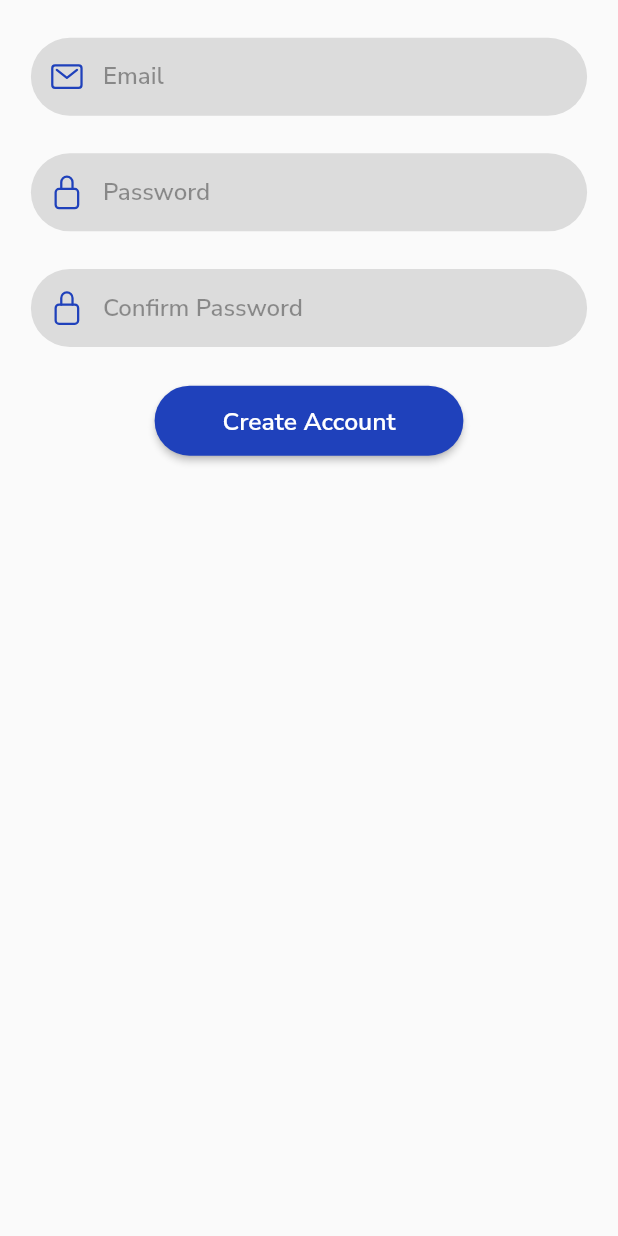
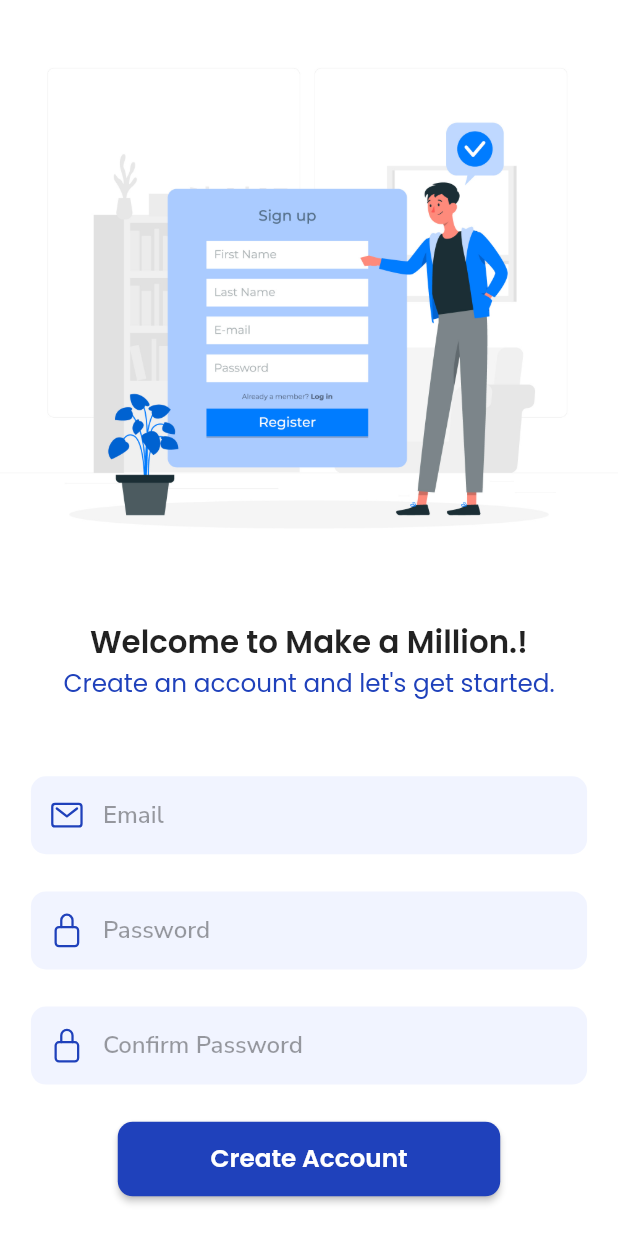
Before and after one commit to MSharooq/PitchTember-NITP, a Flutter app: the SignUpPage screen opened directly, on a phone screen of 412 x 824 dp. Run offline on Flutter 3.47's test engine with Material 2 defaults, Android fonts, the light colour scheme and no system bars; our stand-ins replace google_fonts, ionicons; network calls fail.

```diff
--- a/lib/View/SignUpPage.dart
+++ b/lib/View/SignUpPage.dart
@@ -33,9 +33,29 @@ class _SignUpPageState extends State<SignUpPage> {
   Widget build(BuildContext context) {
     final mediaQuery = MediaQuery.of(context).size;
     return Scaffold(
+      backgroundColor: Colors.white,
       body: SingleChildScrollView(
         child: Column(
           children: [
+            Image.asset(
+              "assets/images/signup.jpg",
+              fit: BoxFit.cover,
+            ),
+            Text(
+              "Welcome to Make a Million.!",
+              style: GoogleFonts.poppins(
+                  fontWeight: FontWeight.w600, fontSize: mediaQuery.width * .05),
+            ),
+            Text(
+              "Create an account and let's get started.",
+              style: GoogleFonts.poppins(
+                  fontWeight: FontWeight.w400,
+                  fontSize: mediaQuery.width * .04,
+                  color: Theme.of(context).primaryColor),
+            ),
+            SizedBox(
+              height: mediaQuery.height * .03,
+            ),
             Form(
                 key: _formKey,
                 child: Container(
@@ -64,10 +84,10 @@ class _SignUpPageState extends State<SignUpPage> {
                             hintStyle: GoogleFonts.nunitoSans(
                                 fontWeight: FontWeight.w600,
                                 color: Colors.black38),
-                            fillColor: Colors.black12,
+                            fillColor: Theme.of(context).primaryColorLight,
                             filled: true,
                             border: OutlineInputBorder(
-                                borderRadius: BorderRadius.circular(30),
+                                borderRadius: BorderRadius.circular(10),
                                 borderSide: BorderSide.none)),
                       ),
                       TextFormField(
@@ -91,10 +111,10 @@ class _SignUpPageState extends State<SignUpPage> {
                             hintStyle: GoogleFonts.nunitoSans(
                                 fontWeight: FontWeight.w600,
                                 color: Colors.black38),
-                            fillColor: Colors.black12,
+                            fillColor: Theme.of(context).primaryColorLight,
                             filled: true,
                             border: OutlineInputBorder(
-                                borderRadius: BorderRadius.circular(30),
+                                borderRadius: BorderRadius.circular(10),
                                 borderSide: BorderSide.none)),
                       ),
                       TextFormField(
@@ -117,10 +137,10 @@ class _SignUpPageState extends State<SignUpPage> {
                             hintStyle: GoogleFonts.nunitoSans(
                                 fontWeight: FontWeight.w600,
                                 color: Colors.black38),
-                            fillColor: Colors.black12,
+                            fillColor: Theme.of(context).primaryColorLight,
                             filled: true,
                             border: OutlineInputBorder(
-                                borderRadius: BorderRadius.circular(30),
+                                borderRadius: BorderRadius.circular(10),
                                 borderSide: BorderSide.none)),
                       ),
                       ElevatedButton(
@@ -131,10 +151,10 @@ class _SignUpPageState extends State<SignUpPage> {
                           style: ButtonStyle(
                               shape: MaterialStateProperty.all(
                                   RoundedRectangleBorder(
-                                      borderRadius: BorderRadius.circular(30))),
+                                      borderRadius: BorderRadius.circular(10))),
                               padding: MaterialStateProperty.all(
                                   EdgeInsets.symmetric(
-                                      horizontal: mediaQuery.width * .11,
+                                      horizontal: mediaQuery.width * .15,
                                       vertical: mediaQuery.height * .015)),
                               backgroundColor: MaterialStateProperty.all(
                                   Theme.of(context).primaryColor)),
@@ -145,7 +165,7 @@ class _SignUpPageState extends State<SignUpPage> {
                           )
                               :Text(
                             "Create Account",
-                            style: GoogleFonts.nunitoSans(
+                            style: GoogleFonts.poppins(
                                 color: Colors.white,
                                 fontWeight: FontWeight.w600,
                                 fontSize: mediaQuery.width * .04),
--- a/lib/main.dart
+++ b/lib/main.dart
@@ -1,6 +1,7 @@
 import 'package:flutter/material.dart';
 import 'package:flutter/services.dart';
 import 'package:make_a_million/View/LandingPage.dart';
+import 'package:make_a_million/View/SeekerView/SeekerHome.dart';
 
 void main() {
   runApp(const MakeAMillion());
@@ -32,6 +33,6 @@ class MakeAMillion extends StatelessWidget {
 
         debugShowCheckedModeBanner: false,
         title: 'Make A Million',
-        home:LandingPage());
+        home:SeekerHome());
   }
 }
```
Also changed, not shown: lib/View/LandingPage.dart (+13 -0 lines), lib/View/SeekerView/ListInterviews.dart (added, +41 -0 lines), lib/View/SeekerView/SeekerHome.dart (+96 -0 lines), assets/images/signup.jpg (added).
